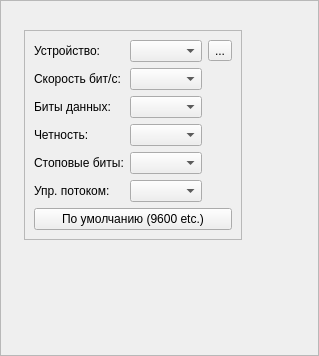
The window that Qt/lib2/serial5/serialbox5/src/ui/serialbox5.ui (RinatB2017/mega_GIT) describes before a commit, drawn with Qt 5.
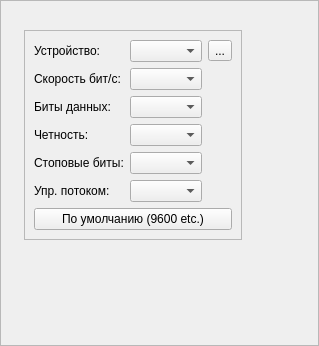
The same window after the commit. Icons and pictures are not drawn.

```diff
--- a/Qt/lib2/serial5/serialbox5/src/ui/serialbox5.ui
+++ b/Qt/lib2/serial5/serialbox5/src/ui/serialbox5.ui
@@ -7,7 +7,7 @@
     <x>0</x>
     <y>0</y>
     <width>319</width>
-    <height>356</height>
+    <height>346</height>
    </rect>
   </property>
   <layout class="QHBoxLayout" name="horizontalLayout">
```
